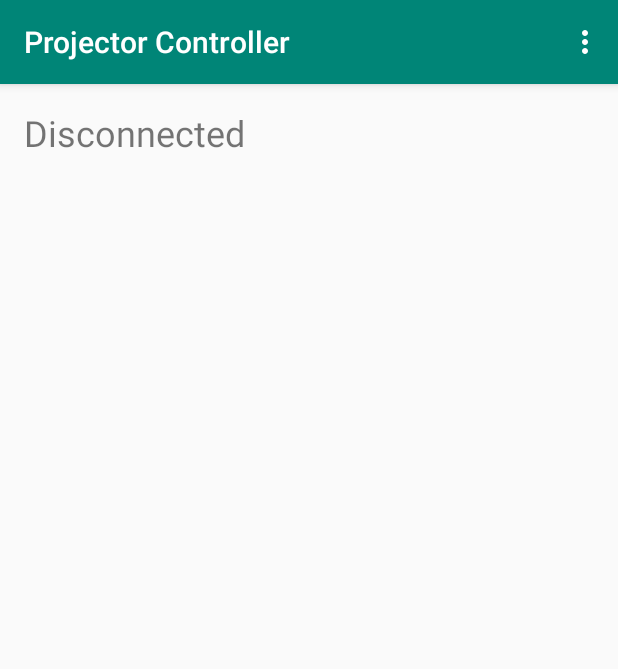
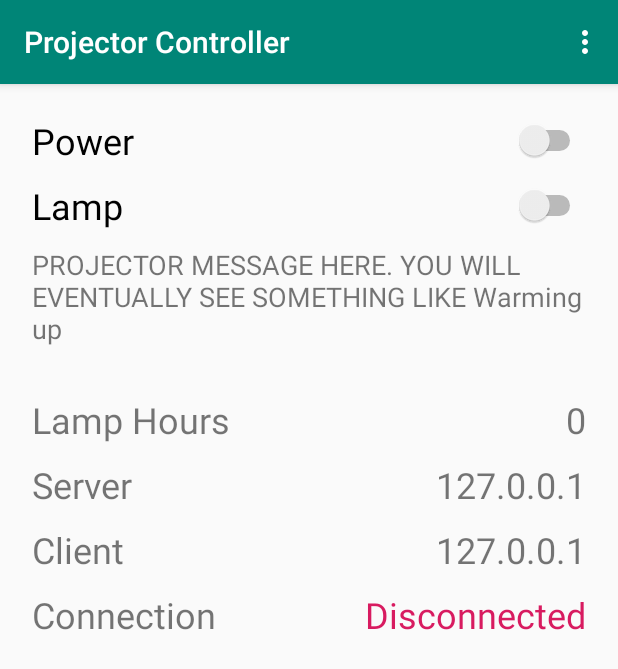
Before and after one commit to WcRnm/projector-app, an Android app: the screen it shows after launch (MainActivity), on a phone screen of 412 x 824 dp. Shown: the top 669 px of the screen. Run offline under Robolectric (Android 15) with nearby library versions, the phone set to English and light mode, and no system bars; network calls fail.

Commit message:
improved UI layout

```diff
--- a/clients/android/app/src/main/res/layout/content_main.xml
+++ b/clients/android/app/src/main/res/layout/content_main.xml
@@ -8,16 +8,128 @@
     tools:context=".MainActivity"
     tools:showIn="@layout/activity_main">
 
-    <TextView
-        android:id="@+id/textview_connectionStatus"
-        android:layout_width="wrap_content"
+
+    <TableLayout
+        android:id="@+id/tableLayout"
+        android:layout_width="fill_parent"
         android:layout_height="wrap_content"
         android:layout_marginStart="16dp"
         android:layout_marginLeft="16dp"
         android:layout_marginTop="16dp"
-        android:text="@string/status_disconnected"
-        android:textSize="24sp"
+        android:layout_marginEnd="16dp"
+        android:layout_marginRight="16dp"
+        android:layout_marginBottom="16dp"
+        app:layout_constraintBottom_toBottomOf="parent"
+        app:layout_constraintEnd_toEndOf="parent"
+        app:layout_constraintHorizontal_bias="0.0"
         app:layout_constraintStart_toStartOf="parent"
-        app:layout_constraintTop_toTopOf="parent" />
+        app:layout_constraintTop_toTopOf="parent"
+        app:layout_constraintVertical_bias="0.0">
+
+
+        <TableRow android:padding="5dp">
+
+            <Switch
+                android:id="@+id/switch_power"
+                android:layout_weight="0.5"
+                android:text="@string/switch_power"
+                android:textSize="24sp" />
+
+        </TableRow>
+
+        <TableRow android:padding="5dp">
+
+            <Switch
+                android:id="@+id/switch_lamp"
+                android:layout_weight="0.5"
+                android:text="@string/switch_lamp"
+                android:textSize="24sp" />
+
+
+        </TableRow>
+
+        <TableRow android:padding="5dp">
+
+            <TextView
+                android:id="@+id/textview_projector_message"
+                android:layout_width="81dp"
+                android:layout_height="wrap_content"
+                android:layout_weight="0.5"
+                android:minLines="4"
+                android:scrollHorizontally="false"
+                android:text="@string/projector_message_default"
+                android:textSize="18sp" />
+        </TableRow>
+
+        <TableRow android:padding="5dp">
+
+            <TextView
+                android:id="@+id/textview_lamp_hrs_label"
+                android:layout_weight="0.5"
+                android:text="@string/lamp_hours_label"
+                android:textSize="24sp" />
+
+            <TextView
+                android:id="@+id/textview_lamp_hrs"
+                android:layout_weight="0.5"
+                android:gravity="end"
+                android:text="@string/lamp_hours"
+                android:textSize="24sp" />
+
+        </TableRow>
+
+        <TableRow android:padding="5dp">
+
+            <TextView
+                android:id="@+id/textview_projector_addr_label"
+                android:layout_weight="0.5"
+                android:text="@string/projector_addr"
+                android:textSize="24sp" />
+
+            <TextView
+                android:id="@+id/textview_projector_addr"
+                android:layout_weight="0.5"
+                android:gravity="end"
+                android:text="@string/addr_localhost"
+                android:textSize="24sp" />
+
+        </TableRow>
+
+        <TableRow android:padding="5dp">
+
+            <TextView
+                android:id="@+id/textview_client_addr_label"
+                android:layout_weight="0.5"
+                android:text="@string/client_addr"
+                android:textSize="24sp" />
+
+            <TextView
+                android:id="@+id/textview_client_addr"
+                android:layout_weight="0.5"
+                android:gravity="end"
+                android:text="@string/addr_localhost"
+                android:textSize="24sp" />
+
+        </TableRow>
+
+        <TableRow android:padding="5dp">
+
+            <TextView
+                android:id="@+id/textview_connection"
+                android:layout_weight="0.5"
+                android:text="@string/connection_status"
+                android:textSize="24sp" />
+
+            <TextView
+                android:id="@+id/textview_connectionStatus"
+                android:layout_weight="0.5"
+                android:gravity="end"
+                android:text="@string/status_disconnected"
+                android:textColor="@color/colorAccent"
+                android:textSize="24sp" />
+
+        </TableRow>
+
+    </TableLayout>
 
 </androidx.constraintlayout.widget.ConstraintLayout>
--- a/clients/android/app/src/main/res/values/strings.xml
+++ b/clients/android/app/src/main/res/values/strings.xml
@@ -8,6 +8,20 @@
     <string name="status_connecting">Connecting</string>
     <string name="status_disconnected">Disconnected</string>
     <string name="status_disconnecting">Disconnecting</string>
+
+    <!-- Widgets -->
+    <string name="switch_power">Power</string>
+    <string name="switch_lamp">Lamp</string>
+    <string name="connection_status">Connection</string>
+
+    <string name="projector_addr">Server</string>
+    <string name="client_addr">Client</string>
+    <string name="addr_localhost">127.0.0.1</string>
+
+    <string name="lamp_hours_label">Lamp Hours</string>
+    <string name="lamp_hours">0</string>
+
+    <string name="projector_message_default">PROJECTOR MESSAGE HERE. YOU WILL EVENTUALLY SEE SOMETHING LIKE "Warming up"</string>
 
     <!-- Settings -->
     <string name="title_activity_settings">Settings</string>
```
